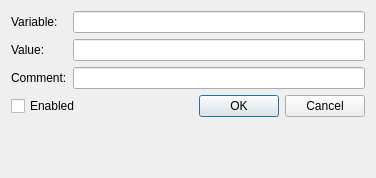
The window that src/variabledialog.ui (loimu/zeit) describes before a commit, drawn with Qt 5.
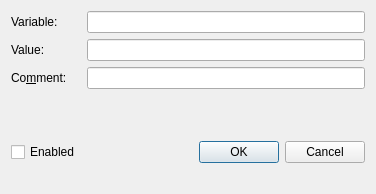
The same window after the commit.

Commit message: zeit: in VariableDialog remove size constraints, rework the layout

Patch:
```diff
--- a/src/variabledialog.ui
+++ b/src/variabledialog.ui
@@ -7,94 +7,100 @@
     <x>0</x>
     <y>0</y>
     <width>376</width>
-    <height>178</height>
+    <height>194</height>
    </rect>
   </property>
   <property name="windowTitle">
    <string>Dialog</string>
   </property>
-  <layout class="QVBoxLayout" name="verticalLayout">
-   <item>
-    <layout class="QHBoxLayout" name="horizontalLayout">
-     <item>
-      <layout class="QVBoxLayout" name="verticalLayout_1">
-       <item>
-        <widget class="QLabel" name="varLabel">
-         <property name="text">
-          <string>Variable:</string>
-         </property>
-        </widget>
-       </item>
-       <item>
-        <widget class="QLabel" name="valLabel">
-         <property name="text">
-          <string>Value:</string>
-         </property>
-        </widget>
-       </item>
-       <item>
-        <widget class="QLabel" name="commentLabel">
-         <property name="text">
-          <string>Comment:</string>
-         </property>
-        </widget>
-       </item>
-      </layout>
-     </item>
-     <item>
-      <layout class="QVBoxLayout" name="verticalLayout_2">
-       <item>
-        <widget class="QLineEdit" name="varEdit">
-         <property name="minimumSize">
-          <size>
-           <width>250</width>
-           <height>0</height>
-          </size>
-         </property>
-         <property name="clearButtonEnabled">
-          <bool>true</bool>
-         </property>
-        </widget>
-       </item>
-       <item>
-        <widget class="QLineEdit" name="valEdit">
-         <property name="clearButtonEnabled">
-          <bool>true</bool>
-         </property>
-        </widget>
-       </item>
-       <item>
-        <widget class="QLineEdit" name="commentEdit">
-         <property name="clearButtonEnabled">
-          <bool>true</bool>
-         </property>
-        </widget>
-       </item>
-      </layout>
-     </item>
-    </layout>
+  <layout class="QGridLayout" name="gridLayout">
+   <item row="4" column="0">
+    <widget class="QCheckBox" name="enabledCheckBox">
+     <property name="text">
+      <string>Enabled</string>
+     </property>
+    </widget>
    </item>
-   <item>
-    <layout class="QHBoxLayout" name="horizontalLayout_2">
-     <item>
-      <widget class="QCheckBox" name="enabledCheckBox">
-       <property name="text">
-        <string>Enabled</string>
-       </property>
-      </widget>
-     </item>
-     <item>
-      <widget class="QDialogButtonBox" name="buttonBox">
-       <property name="standardButtons">
-        <set>QDialogButtonBox::Cancel|QDialogButtonBox::Ok</set>
-       </property>
-      </widget>
-     </item>
-    </layout>
+   <item row="3" column="0">
+    <spacer name="verticalSpacer">
+     <property name="orientation">
+      <enum>Qt::Vertical</enum>
+     </property>
+     <property name="sizeHint" stdset="0">
+      <size>
+       <width>20</width>
+       <height>40</height>
+      </size>
+     </property>
+    </spacer>
    </item>
-   <item>
+   <item row="1" column="1">
+    <widget class="QLineEdit" name="valEdit">
+     <property name="clearButtonEnabled">
+      <bool>true</bool>
+     </property>
+    </widget>
+   </item>
+   <item row="2" column="1">
+    <widget class="QLineEdit" name="commentEdit">
+     <property name="clearButtonEnabled">
+      <bool>true</bool>
+     </property>
+    </widget>
+   </item>
+   <item row="6" column="0" colspan="2">
     <widget class="QLabel" name="errorLabel"/>
    </item>
+   <item row="4" column="1">
+    <widget class="QDialogButtonBox" name="buttonBox">
+     <property name="standardButtons">
+      <set>QDialogButtonBox::Cancel|QDialogButtonBox::Ok</set>
+     </property>
+    </widget>
+   </item>
+   <item row="0" column="1">
+    <widget class="QLineEdit" name="varEdit">
+     <property name="minimumSize">
+      <size>
+       <width>250</width>
+       <height>0</height>
+      </size>
+     </property>
+     <property name="clearButtonEnabled">
+      <bool>true</bool>
+     </property>
+    </widget>
+   </item>
+   <item row="0" column="0">
+    <widget class="QLabel" name="varLabel">
+     <property name="text">
+      <string>Variable:</string>
+     </property>
+     <property name="buddy">
+      <cstring>varEdit</cstring>
+     </property>
+    </widget>
+   </item>
+   <item row="2" column="0">
+    <widget class="QLabel" name="commentLabel">
+     <property name="text">
+      <string>Co&amp;mment:</string>
+     </property>
+     <property name="buddy">
+      <cstring>commentEdit</cstring>
+     </property>
+    </widget>
+   </item>
+   <item row="1" column="0">
+    <widget class="QLabel" name="valLabel">
+     <property name="text">
+      <string>Value:</string>
+     </property>
+     <property name="buddy">
+      <cstring>valEdit</cstring>
+     </property>
+    </widget>
+   </item>
   </layout>
  </widget>
  <resources/>
```
The commit also changes 1 other file.
